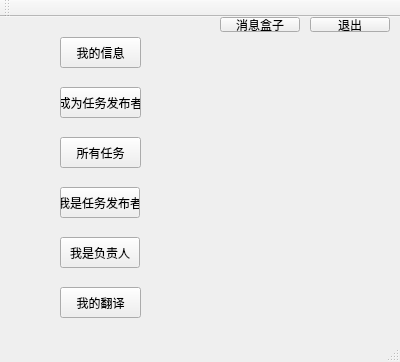
Old version of the form mainwindow.ui in the repository ljy9912/summer.
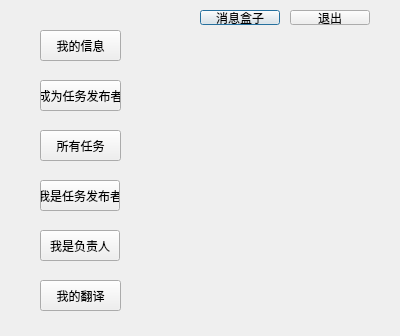
New version of the form.

What changed in the file:
```diff
--- a/mainwindow.ui
+++ b/mainwindow.ui
@@ -1,24 +1,75 @@
 <?xml version="1.0" encoding="UTF-8"?>
 <ui version="4.0">
  <class>MainWindow</class>
- <widget class="QMainWindow" name="MainWindow">
+ <widget class="QDialog" name="MainWindow">
   <property name="geometry">
    <rect>
     <x>0</x>
     <y>0</y>
     <width>400</width>
-    <height>362</height>
+    <height>336</height>
    </rect>
   </property>
   <property name="windowTitle">
    <string>MainWindow</string>
   </property>
-  <widget class="QWidget" name="centralWidget">
+  <widget class="QPushButton" name="MessageBox">
+   <property name="geometry">
+    <rect>
+     <x>200</x>
+     <y>10</y>
+     <width>80</width>
+     <height>15</height>
+    </rect>
+   </property>
+   <property name="text">
+    <string>消息盒子</string>
+   </property>
+  </widget>
+  <widget class="QPushButton" name="publisher">
+   <property name="geometry">
+    <rect>
+     <x>40</x>
+     <y>180</y>
+     <width>80</width>
+     <height>31</height>
+    </rect>
+   </property>
+   <property name="text">
+    <string>我是任务发布者</string>
+   </property>
+  </widget>
+  <widget class="QPushButton" name="exitBtn">
+   <property name="geometry">
+    <rect>
+     <x>290</x>
+     <y>10</y>
+     <width>80</width>
+     <height>15</height>
+    </rect>
+   </property>
+   <property name="text">
+    <string>退出</string>
+   </property>
+  </widget>
+  <widget class="QPushButton" name="myTableBtn">
+   <property name="geometry">
+    <rect>
+     <x>40</x>
+     <y>230</y>
+     <width>80</width>
+     <height>31</height>
+    </rect>
+   </property>
+   <property name="text">
+    <string>我是负责人</string>
+   </property>
+  </widget>
    <widget class="QPushButton" name="getTask">
     <property name="geometry">
      <rect>
-      <x>60</x>
-      <y>120</y>
+     <x>40</x>
+     <y>130</y>
       <width>81</width>
       <height>31</height>
      </rect>
@@ -30,8 +81,8 @@
    <widget class="QPushButton" name="pushButton">
     <property name="geometry">
      <rect>
-      <x>60</x>
-      <y>20</y>
+     <x>40</x>
+     <y>30</y>
       <width>81</width>
       <height>31</height>
      </rect>
@@ -40,24 +91,11 @@
      <string>我的信息</string>
     </property>
    </widget>
-   <widget class="QPushButton" name="Publish">
-    <property name="geometry">
-     <rect>
-      <x>60</x>
-      <y>70</y>
-      <width>81</width>
-      <height>31</height>
-     </rect>
-    </property>
-    <property name="text">
-     <string>成为任务发布者</string>
-    </property>
-   </widget>
    <widget class="QPushButton" name="myTaskBtn">
     <property name="geometry">
      <rect>
-      <x>60</x>
-      <y>270</y>
+     <x>40</x>
+     <y>280</y>
       <width>81</width>
       <height>31</height>
      </rect>
@@ -66,80 +104,20 @@
      <string>我的翻译</string>
     </property>
    </widget>
-   <widget class="QPushButton" name="myTableBtn">
+  <widget class="QPushButton" name="Publish">
     <property name="geometry">
      <rect>
-      <x>60</x>
-      <y>220</y>
-      <width>80</width>
+     <x>40</x>
+     <y>80</y>
+     <width>81</width>
       <height>31</height>
      </rect>
     </property>
     <property name="text">
-     <string>我是负责人</string>
-    </property>
-   </widget>
-   <widget class="QPushButton" name="publisher">
-    <property name="geometry">
-     <rect>
-      <x>60</x>
-      <y>170</y>
-      <width>80</width>
-      <height>31</height>
-     </rect>
-    </property>
-    <property name="text">
-     <string>我是任务发布者</string>
-    </property>
-   </widget>
-   <widget class="QPushButton" name="MessageBox">
-    <property name="geometry">
-     <rect>
-      <x>220</x>
-      <y>0</y>
-      <width>80</width>
-      <height>15</height>
-     </rect>
-    </property>
-    <property name="text">
-     <string>消息盒子</string>
-    </property>
-   </widget>
-   <widget class="QPushButton" name="exitBtn">
-    <property name="geometry">
-     <rect>
-      <x>310</x>
-      <y>0</y>
-      <width>80</width>
-      <height>15</height>
-     </rect>
-    </property>
-    <property name="text">
-     <string>退出</string>
-    </property>
-   </widget>
-  </widget>
-  <widget class="QMenuBar" name="menuBar">
-   <property name="geometry">
-    <rect>
-     <x>0</x>
-     <y>0</y>
-     <width>400</width>
-     <height>17</height>
-    </rect>
-   </property>
-  </widget>
-  <widget class="QToolBar" name="mainToolBar">
-   <attribute name="toolBarArea">
-    <enum>TopToolBarArea</enum>
-   </attribute>
-   <attribute name="toolBarBreak">
-    <bool>false</bool>
-   </attribute>
-  </widget>
-  <widget class="QStatusBar" name="statusBar"/>
- </widget>
- <layoutdefault spacing="6" margin="11"/>
+    <string>成为任务发布者</string>
+   </property>
+  </widget>
+ </widget>
  <resources/>
  <connections/>
 </ui>
```
Left out of the diff: 2 changed lines with no effect on the pictures. Lines whose indentation alone changed are shown as unchanged.
